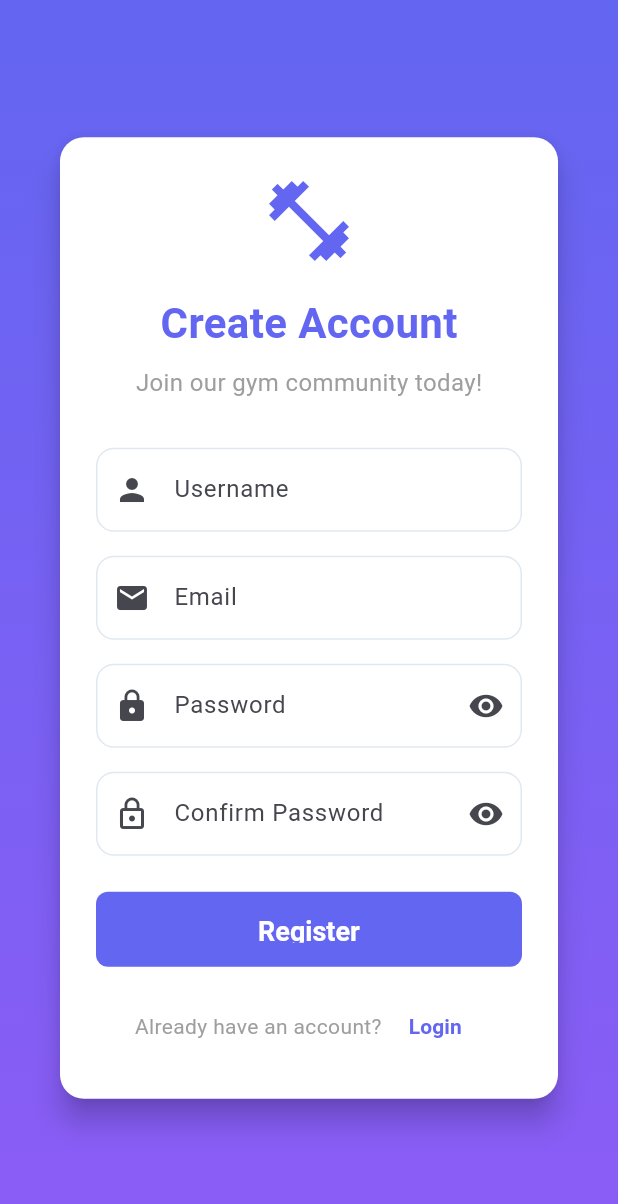
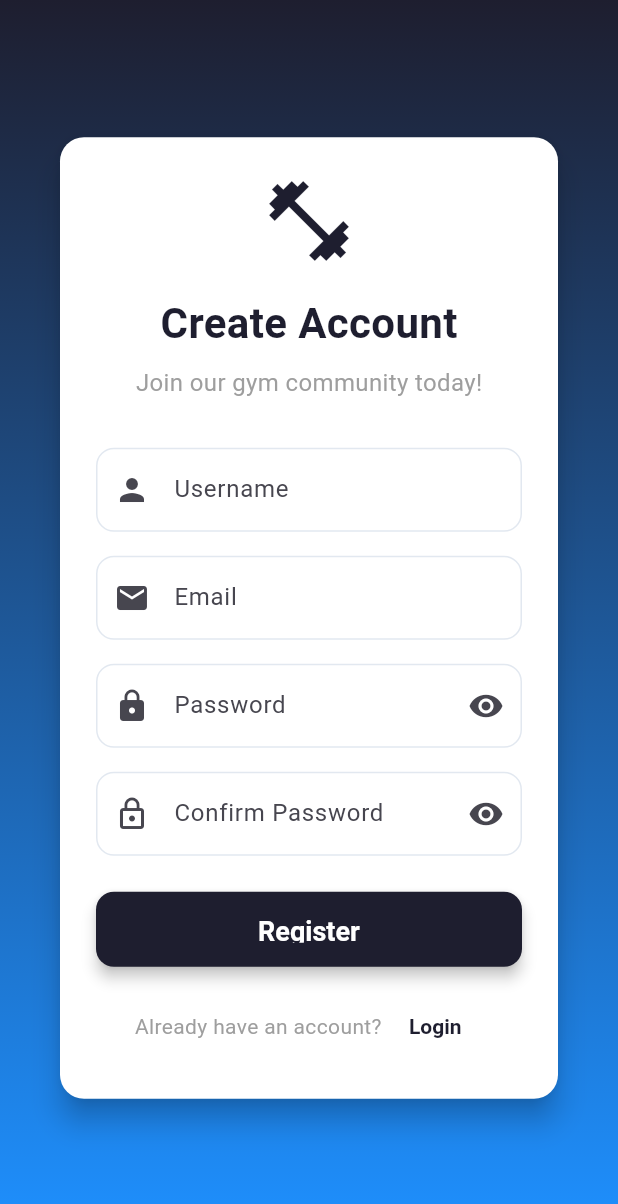
Before and after one commit to Freaksthegeeks/GymBook, a Flutter app: the screen it shows after launch, after a tap on "Sign In", after a tap on "Register", on a phone screen of 412 x 824 dp. Shown: the top 1204 px of the screen. Run offline on Flutter 3.47's test engine with Material 3 defaults, Android fonts, the phone set to English and light mode, and no system bars; accounts and stored records are empty; network calls fail.

Commit message:
theme changed , enter button worked , some bugs fixed

```diff
--- a/lib/main.dart
+++ b/lib/main.dart
@@ -24,7 +24,7 @@ class GymBookingApp extends StatelessWidget {
       child: Consumer<ThemeProvider>(
         builder: (context, themeProvider, child) {
           return MaterialApp(
-            title: 'Gym Booking App',
+            title: 'GymEdge',
             debugShowCheckedModeBanner: false,
             theme: AppTheme.lightTheme,
             darkTheme: AppTheme.darkTheme,
--- a/lib/screens/login_screen.dart
+++ b/lib/screens/login_screen.dart
@@ -16,6 +16,8 @@ class _LoginScreenState extends State<LoginScreen> {
   final _formKey = GlobalKey<FormState>();
   final _emailController = TextEditingController();
   final _passwordController = TextEditingController();
+  final _emailFocus = FocusNode();
+  final _passwordFocus = FocusNode();
   bool _isLoading = false;
   bool _obscurePassword = true;
 
@@ -23,6 +25,8 @@ class _LoginScreenState extends State<LoginScreen> {
   void dispose() {
     _emailController.dispose();
     _passwordController.dispose();
+  _emailFocus.dispose();
+  _passwordFocus.dispose();
     super.dispose();
   }
 
@@ -122,7 +126,10 @@ class _LoginScreenState extends State<LoginScreen> {
                 const SizedBox(height: 48),
                 // Email Field
                 TextFormField(
+                  focusNode: _emailFocus,
                   controller: _emailController,
+                  textInputAction: TextInputAction.next,
+                  onFieldSubmitted: (_) => FocusScope.of(context).requestFocus(_passwordFocus),
                   keyboardType: TextInputType.emailAddress,
                   decoration: const InputDecoration(
                     labelText: 'Email',
@@ -142,8 +149,11 @@ class _LoginScreenState extends State<LoginScreen> {
                 const SizedBox(height: 20),
                 // Password Field
                 TextFormField(
+                  focusNode: _passwordFocus,
                   controller: _passwordController,
                   obscureText: _obscurePassword,
+                  textInputAction: TextInputAction.done,
+                  onFieldSubmitted: (_) => _login(),
                   decoration: InputDecoration(
                     labelText: 'Password',
                     prefixIcon: const Icon(Icons.lock_outlined),
@@ -172,6 +182,10 @@ class _LoginScreenState extends State<LoginScreen> {
                 const SizedBox(height: 32),
                 // Login Button
                 ElevatedButton(
+                  style: ElevatedButton.styleFrom(
+                    padding: const EdgeInsets.symmetric(vertical: 14),
+                    shape: RoundedRectangleBorder(borderRadius: BorderRadius.circular(12)),
+                  ),
                   onPressed: _isLoading ? null : _login,
                   child: _isLoading
                       ? const SizedBox(
--- a/lib/screens/register_screen.dart
+++ b/lib/screens/register_screen.dart
@@ -16,6 +16,10 @@ class _RegisterScreenState extends State<RegisterScreen> {
   final _emailController = TextEditingController();
   final _passwordController = TextEditingController();
   final _confirmPasswordController = TextEditingController();
+  final _usernameFocus = FocusNode();
+  final _emailFocus = FocusNode();
+  final _passwordFocus = FocusNode();
+  final _confirmPasswordFocus = FocusNode();
   bool _obscurePassword = true;
   bool _obscureConfirmPassword = true;
 
@@ -25,6 +29,10 @@ class _RegisterScreenState extends State<RegisterScreen> {
     _emailController.dispose();
     _passwordController.dispose();
     _confirmPasswordController.dispose();
+  _usernameFocus.dispose();
+  _emailFocus.dispose();
+  _passwordFocus.dispose();
+  _confirmPasswordFocus.dispose();
     super.dispose();
   }
 
@@ -103,6 +111,9 @@ class _RegisterScreenState extends State<RegisterScreen> {
 
                         // Username Field
                         TextFormField(
+                          focusNode: _usernameFocus,
+                          textInputAction: TextInputAction.next,
+                          onFieldSubmitted: (_) => FocusScope.of(context).requestFocus(_emailFocus),
                           controller: _usernameController,
                           decoration: const InputDecoration(
                             labelText: 'Username',
@@ -123,6 +134,9 @@ class _RegisterScreenState extends State<RegisterScreen> {
 
                         // Email Field
                         TextFormField(
+                          focusNode: _emailFocus,
+                          textInputAction: TextInputAction.next,
+                          onFieldSubmitted: (_) => FocusScope.of(context).requestFocus(_passwordFocus),
                           controller: _emailController,
                           keyboardType: TextInputType.emailAddress,
                           decoration: const InputDecoration(
@@ -134,7 +148,7 @@ class _RegisterScreenState extends State<RegisterScreen> {
                             if (value == null || value.trim().isEmpty) {
                               return 'Please enter an email';
                             }
-                            if (!RegExp(r'^[\w-\.]+@([\w-]+\.)+[\w-]{2,4}$')
+                            if (!RegExp(r'^[\w-\.]+@([\w-]+\.)+[\w-]{2,4}\$')
                                 .hasMatch(value)) {
                               return 'Please enter a valid email';
                             }
@@ -145,6 +159,9 @@ class _RegisterScreenState extends State<RegisterScreen> {
 
                         // Password Field
                         TextFormField(
+                          focusNode: _passwordFocus,
+                          textInputAction: TextInputAction.next,
+                          onFieldSubmitted: (_) => FocusScope.of(context).requestFocus(_confirmPasswordFocus),
                           controller: _passwordController,
                           obscureText: _obscurePassword,
                           decoration: InputDecoration(
@@ -178,6 +195,9 @@ class _RegisterScreenState extends State<RegisterScreen> {
 
                         // Confirm Password Field
                         TextFormField(
+                          focusNode: _confirmPasswordFocus,
+                          textInputAction: TextInputAction.done,
+                          onFieldSubmitted: (_) => _register(),
                           controller: _confirmPasswordController,
                           obscureText: _obscureConfirmPassword,
                           decoration: InputDecoration(
@@ -245,7 +265,7 @@ class _RegisterScreenState extends State<RegisterScreen> {
                                   backgroundColor: AppTheme.primaryColor,
                                   foregroundColor: Colors.white,
                                   shape: RoundedRectangleBorder(
-                                     borderRadius: BorderRadius.circular(8),
+                                    borderRadius: BorderRadius.circular(12),
                                   ),
                                 ),
                                 child: authProvider.isLoading
--- a/lib/utils/theme.dart
+++ b/lib/utils/theme.dart
@@ -1,11 +1,11 @@
 import 'package:flutter/material.dart';
 
 class AppTheme {
-  // Colors
-  static const Color primaryColor = Color(0xFF6366F1);
-  static const Color secondaryColor = Color(0xFF8B5CF6);
-  static const Color accentColor = Color(0xFF06B6D4);
-  static const Color backgroundColor = Color(0xFFF8FAFC);
+  // Colors (UI Style Guide palette for GymEdge)
+  static const Color primaryColor = Color(0xFF1E1E2F); // dark navy / charcoal
+  static const Color secondaryColor = Color(0xFF1E90FF); // vibrant blue (can use green 0xFF28A745)
+  static const Color accentColor = Color(0xFF28A745);
+  static const Color backgroundColor = Color(0xFFF5F5F5); // light gray
   static const Color surfaceColor = Color(0xFFFFFFFF);
   static const Color textPrimaryColor = Color(0xFF1E293B);
   static const Color textSecondaryColor = Color(0xFF64748B);
@@ -22,7 +22,7 @@ class AppTheme {
         seedColor: primaryColor,
         brightness: Brightness.light,
       ),
-      scaffoldBackgroundColor: backgroundColor,
+  scaffoldBackgroundColor: backgroundColor,
       appBarTheme: const AppBarTheme(
         backgroundColor: surfaceColor,
         foregroundColor: textPrimaryColor,
@@ -36,17 +36,17 @@ class AppTheme {
       ),
       cardTheme: CardThemeData(
         color: surfaceColor,
-        elevation: 2,
+        elevation: 8, // soft shadow
         shape: RoundedRectangleBorder(
-          borderRadius: BorderRadius.circular(16),
+          borderRadius: BorderRadius.circular(24), // rounded-2xl
         ),
-        margin: const EdgeInsets.symmetric(horizontal: 16, vertical: 8),
+        margin: const EdgeInsets.symmetric(horizontal: 16, vertical: 12),
       ),
       elevatedButtonTheme: ElevatedButtonThemeData(
         style: ElevatedButton.styleFrom(
           backgroundColor: primaryColor,
           foregroundColor: Colors.white,
-          elevation: 0,
+          elevation: 4,
           padding: const EdgeInsets.symmetric(horizontal: 24, vertical: 16),
           shape: RoundedRectangleBorder(
             borderRadius: BorderRadius.circular(12),
@@ -55,6 +55,12 @@ class AppTheme {
             fontSize: 16,
             fontWeight: FontWeight.w600,
           ),
+        ),
+      ),
+      textButtonTheme: TextButtonThemeData(
+        style: TextButton.styleFrom(
+          foregroundColor: secondaryColor,
+          textStyle: const TextStyle(fontWeight: FontWeight.w600),
         ),
       ),
       inputDecorationTheme: InputDecorationTheme(
@@ -79,63 +85,76 @@ class AppTheme {
         contentPadding: const EdgeInsets.symmetric(horizontal: 16, vertical: 16),
         hintStyle: const TextStyle(color: textSecondaryColor),
       ),
+      // Typography: prefer Montserrat/Poppins for headings and Inter/Roboto for body.
       textTheme: const TextTheme(
         displayLarge: TextStyle(
+          fontFamily: 'Montserrat',
           fontSize: 32,
           fontWeight: FontWeight.bold,
           color: textPrimaryColor,
         ),
         displayMedium: TextStyle(
+          fontFamily: 'Montserrat',
           fontSize: 28,
           fontWeight: FontWeight.bold,
           color: textPrimaryColor,
         ),
         displaySmall: TextStyle(
+          fontFamily: 'Montserrat',
           fontSize: 24,
           fontWeight: FontWeight.w600,
           color: textPrimaryColor,
         ),
         headlineLarge: TextStyle(
+          fontFamily: 'Poppins',
           fontSize: 22,
           fontWeight: FontWeight.w600,
           color: textPrimaryColor,
         ),
         headlineMedium: TextStyle(
+          fontFamily: 'Poppins',
           fontSize: 20,
           fontWeight: FontWeight.w600,
           color: textPrimaryColor,
         ),
         headlineSmall: TextStyle(
+          fontFamily: 'Poppins',
           fontSize: 18,
           fontWeight: FontWeight.w600,
           color: textPrimaryColor,
         ),
         titleLarge: TextStyle(
+          fontFamily: 'Inter',
           fontSize: 16,
           fontWeight: FontWeight.w600,
           color: textPrimaryColor,
         ),
         titleMedium: TextStyle(
+          fontFamily: 'Inter',
           fontSize: 14,
           fontWeight: FontWeight.w500,
           color: textPrimaryColor,
         ),
         titleSmall: TextStyle(
+          fontFamily: 'Inter',
           fontSize: 12,
           fontWeight: FontWeight.w500,
           color: textSecondaryColor,
         ),
         bodyLarge: TextStyle(
+          fontFamily: 'Roboto',
           fontSize: 16,
           fontWeight: FontWeight.normal,
           color: textPrimaryColor,
         ),
         bodyMedium: TextStyle(
+          fontFamily: 'Roboto',
           fontSize: 14,
           fontWeight: FontWeight.normal,
           color: textPrimaryColor,
         ),
         bodySmall: TextStyle(
+          fontFamily: 'Roboto',
           fontSize: 12,
           fontWeight: FontWeight.normal,
           color: textSecondaryColor,
```
Also changed, not shown: lib/models/payment.dart (added), lib/providers/payment_provider.dart (added), lib/screens/payment_screen.dart (added), lib/screens/payments_home.dart (added), lib/widgets/payment_stat_cards.dart (added), 1 other file. Lines whose indentation alone changed are shown as unchanged.
